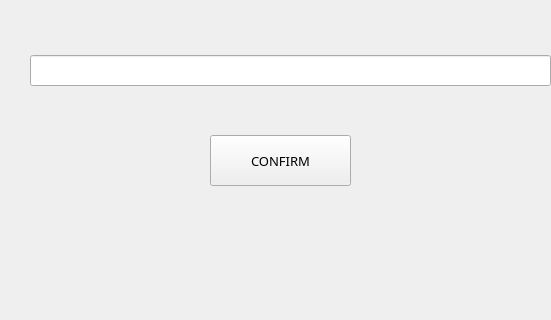
Above: registerForm.ui from punparin/MBM before the change; both pictures show x 550 to 1101 and y 295 to 615 of the 1280 by 720 pixel window. Below: the same form after it.
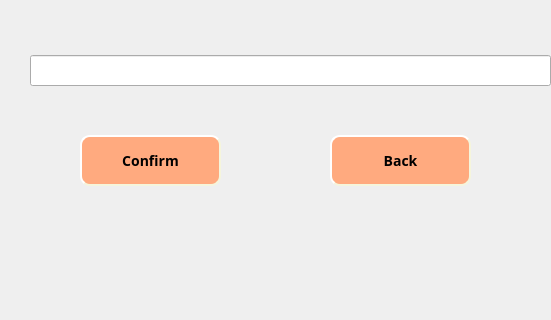
That is the form after the change.

The edit to the form file:
```diff
--- a/registerForm.ui
+++ b/registerForm.ui
@@ -13,6 +13,52 @@
   <property name="windowTitle">
    <string>Form</string>
   </property>
+  <property name="styleSheet">
+   <string notr="true">QPushButton{
+    background-color: rgb(255, 170, 127);
+    border-style: outset;
+    border-width: 2px;
+    border-radius: 10px;
+    border-color: beige;
+    font: bold 14px;
+    min-width: 5em;
+    padding: 3px;
+}
+
+QComboBox {
+	background-color: rgb(67, 196, 255);
+    border: 1px rgb(85, 170, 255);
+    border-radius: 3px;
+    padding: 1px 18px 1px 3px;
+    min-width: 6em;
+    border-style: outset;
+    border-width: 2px;
+    border-radius: 10px;
+    border-color: beige;
+}
+
+QComboBox:editable {
+    background: rgb(85, 170, 255);
+}
+
+QComboBox:!editable:on, QComboBox::drop-down:editable:on {
+    background: qlineargradient(x1: 0, y1: 0, x2: 0, y2: 1,
+                                stop: 0 #D3D3D3, stop: 0.4 #D8D8D8,
+                                stop: 0.5 #DDDDDD, stop: 1.0 #E1E1E1);
+}
+
+QComboBox:on { /* shift the text when the popup opens */
+    padding-top: 3px;
+    padding-left: 4px;
+}
+
+QComboBox QAbstractItemView {
+    border: 2px solid rgb(75, 177, 255);
+    selection-background-color: rgb(137, 190, 255);
+}
+
+</string>
+  </property>
   <widget class="QLineEdit" name="lineEdit_1">
    <property name="geometry">
     <rect>
@@ -46,7 +92,7 @@
   <widget class="QPushButton" name="pushButton">
    <property name="geometry">
     <rect>
-     <x>760</x>
+     <x>630</x>
      <y>430</y>
      <width>141</width>
      <height>51</height>
@@ -54,8 +100,11 @@
    </property>
    <property name="font">
     <font>
-     <family>Rockwell</family>
-     <pointsize>10</pointsize>
+     <family>Segoe UI Semibold</family>
+     <pointsize>14</pointsize>
+     <weight>7</weight>
+     <italic>false</italic>
+     <bold>false</bold>
     </font>
    </property>
    <property name="cursor">
@@ -67,8 +116,11 @@
    <property name="autoFillBackground">
     <bool>false</bool>
    </property>
+   <property name="styleSheet">
+    <string notr="true">font: 63 14pt &quot;Segoe UI Semibold&quot;;</string>
+   </property>
    <property name="text">
-    <string>CONFIRM</string>
+    <string>Confirm</string>
    </property>
   </widget>
   <widget class="QLabel" name="label">
@@ -125,6 +177,40 @@
     <string>Email :</string>
    </property>
   </widget>
+  <widget class="QPushButton" name="pushButton_2">
+   <property name="geometry">
+    <rect>
+     <x>880</x>
+     <y>430</y>
+     <width>141</width>
+     <height>51</height>
+    </rect>
+   </property>
+   <property name="font">
+    <font>
+     <family>Segoe UI Semibold</family>
+     <pointsize>14</pointsize>
+     <weight>7</weight>
+     <italic>false</italic>
+     <bold>false</bold>
+    </font>
+   </property>
+   <property name="cursor">
+    <cursorShape>PointingHandCursor</cursorShape>
+   </property>
+   <property name="acceptDrops">
+    <bool>false</bool>
+   </property>
+   <property name="autoFillBackground">
+    <bool>false</bool>
+   </property>
+   <property name="styleSheet">
+    <string notr="true">font: 63 14pt &quot;Segoe UI Semibold&quot;;</string>
+   </property>
+   <property name="text">
+    <string>Back</string>
+   </property>
+  </widget>
  </widget>
  <resources/>
  <connections/>
```
